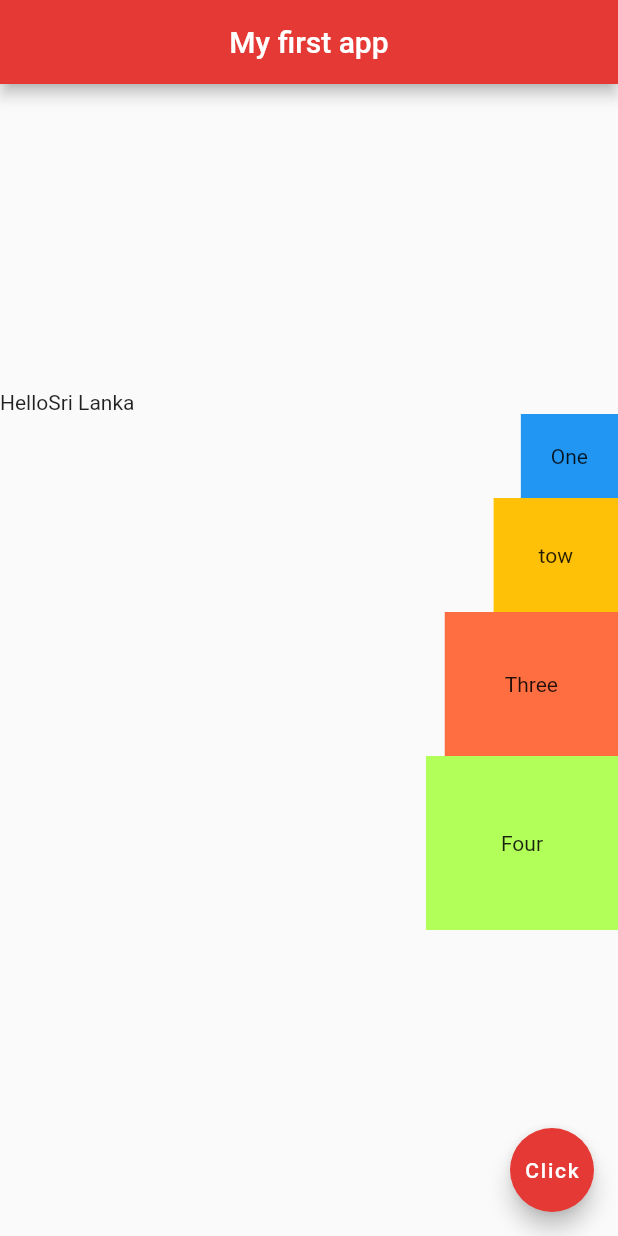
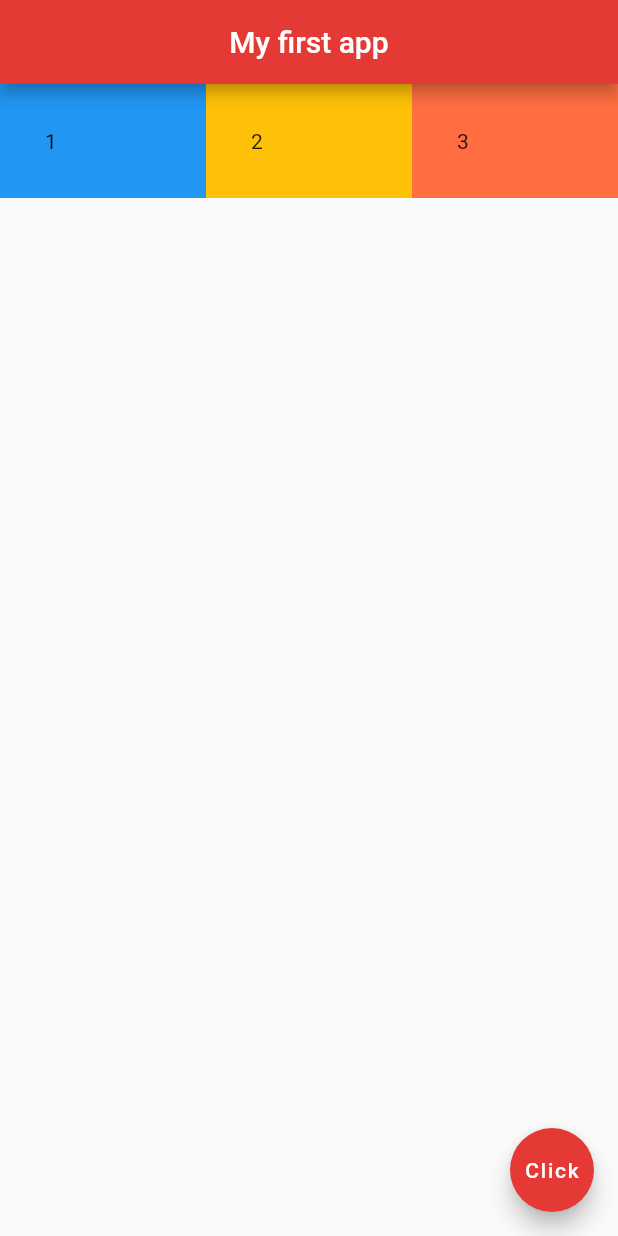
Before and after one commit to Shalika001/My-app, a Flutter app: the screen it shows after launch, on a phone screen of 412 x 824 dp. Run offline on Flutter 3.47's test engine with Material 2 defaults, Android fonts, the phone set to English and light mode, and no system bars.

Commit message:
Add Expanded Widget

```diff
--- a/First_project/lib/main.dart
+++ b/First_project/lib/main.dart
@@ -18,35 +18,28 @@ class Home extends StatelessWidget {
       ),
 
 
-      body: Column(
-        mainAxisAlignment: MainAxisAlignment.center,
-        crossAxisAlignment: CrossAxisAlignment.end,
-        children: [
-          Row(
+      body: Row(
             children: <Widget>[
-              Text('Hello'),
-              Text('Sri Lanka'),
-            ],
+              Expanded(
+                child: Container(
+                  padding: EdgeInsets.all(30.0),
+                  color: Colors.blue,
+                  child: Text('1'),
                 ),
-          Container(
-            padding: EdgeInsets.all(20.0),
-            color: Colors.blue,
-            child: Text('One'),
               ),
-          Container(
+              Expanded(
+                child: Container(
                   padding: EdgeInsets.all(30.0),
                   color: Colors.amber,
-            child: Text('tow'),
+                  child: Text('2'),
                 ),
-          Container(
-            padding: EdgeInsets.all(40.0),
+              ),
+              Expanded(
+                child: Container(
+                  padding: EdgeInsets.all(30.0),
                   color: Colors.deepOrangeAccent,
-            child: Text('Three'),
+                  child: Text('3'),
                 ),
-          Container(
-            padding: EdgeInsets.all(50.0),
-            color: Colors.lightGreenAccent,
-            child: Text('Four'),
               ),
             ],
           ),
```
Lines whose indentation alone changed are shown as unchanged.
